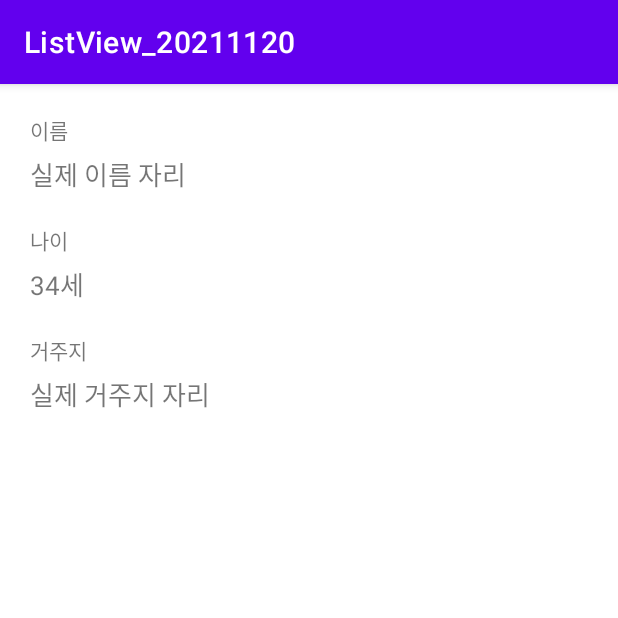
After one commit to nepp-plus/ListView_20211120, an Android app: the ViewStudentDetailActivity screen opened directly, with no data from a screen before it, on a phone screen of 412 x 824 dp, the top half of it. The commit adds this screen. Run offline under Robolectric (Android 15) with nearby library versions, the phone set to English and light mode, and no system bars.

Commit message:
학생 정보 상세보기 화면 추가

```diff
--- a/app/src/main/AndroidManifest.xml
+++ b/app/src/main/AndroidManifest.xml
@@ -10,6 +10,9 @@
         android:supportsRtl="true"
         android:theme="@style/Theme.ListView_20211120">
         <activity
+            android:name=".ViewStudentDetailActivity"
+            android:exported="true" />
+        <activity
             android:name=".MainActivity"
             android:exported="true">
             <intent-filter>
--- a/app/src/main/java/com/neppplus/listview_20211120/MainActivity.kt
+++ b/app/src/main/java/com/neppplus/listview_20211120/MainActivity.kt
@@ -69,6 +69,7 @@ class MainActivity : AppCompatActivity() {
             alert.setNegativeButton("취소", null)
 
 
+
             alert.show()
 
 
--- /dev/null
+++ b/app/src/main/java/com/neppplus/listview_20211120/ViewStudentDetailActivity.kt
@@ -0,0 +1,11 @@
+package com.neppplus.listview_20211120
+
+import androidx.appcompat.app.AppCompatActivity
+import android.os.Bundle
+
+class ViewStudentDetailActivity : AppCompatActivity() {
+    override fun onCreate(savedInstanceState: Bundle?) {
+        super.onCreate(savedInstanceState)
+        setContentView(R.layout.activity_view_student_detail)
+    }
+}
--- /dev/null
+++ b/app/src/main/res/layout/activity_view_student_detail.xml
@@ -0,0 +1,50 @@
+<?xml version="1.0" encoding="utf-8"?>
+<LinearLayout xmlns:android="http://schemas.android.com/apk/res/android"
+    xmlns:app="http://schemas.android.com/apk/res-auto"
+    xmlns:tools="http://schemas.android.com/tools"
+    android:layout_width="match_parent"
+    android:layout_height="match_parent"
+    android:orientation="vertical"
+    android:padding="20dp"
+    tools:context=".ViewStudentDetailActivity">
+
+    <TextView
+        android:layout_width="wrap_content"
+        android:layout_height="wrap_content"
+        android:text="이름" />
+
+    <TextView
+        android:layout_width="wrap_content"
+        android:layout_height="wrap_content"
+        android:text="실제 이름 자리"
+        android:textSize="17sp"
+        android:layout_marginTop="5dp"/>
+
+
+    <TextView
+        android:layout_width="wrap_content"
+        android:layout_height="wrap_content"
+        android:text="나이"
+        android:layout_marginTop="20dp"/>
+
+    <TextView
+        android:layout_width="wrap_content"
+        android:layout_height="wrap_content"
+        android:text="34세"
+        android:textSize="17sp"
+        android:layout_marginTop="5dp"/>
+
+    <TextView
+        android:layout_width="wrap_content"
+        android:layout_height="wrap_content"
+        android:text="거주지"
+        android:layout_marginTop="20dp"/>
+
+    <TextView
+        android:layout_width="wrap_content"
+        android:layout_height="wrap_content"
+        android:text="실제 거주지 자리"
+        android:textSize="17sp"
+        android:layout_marginTop="5dp"/>
+
+</LinearLayout>
```
